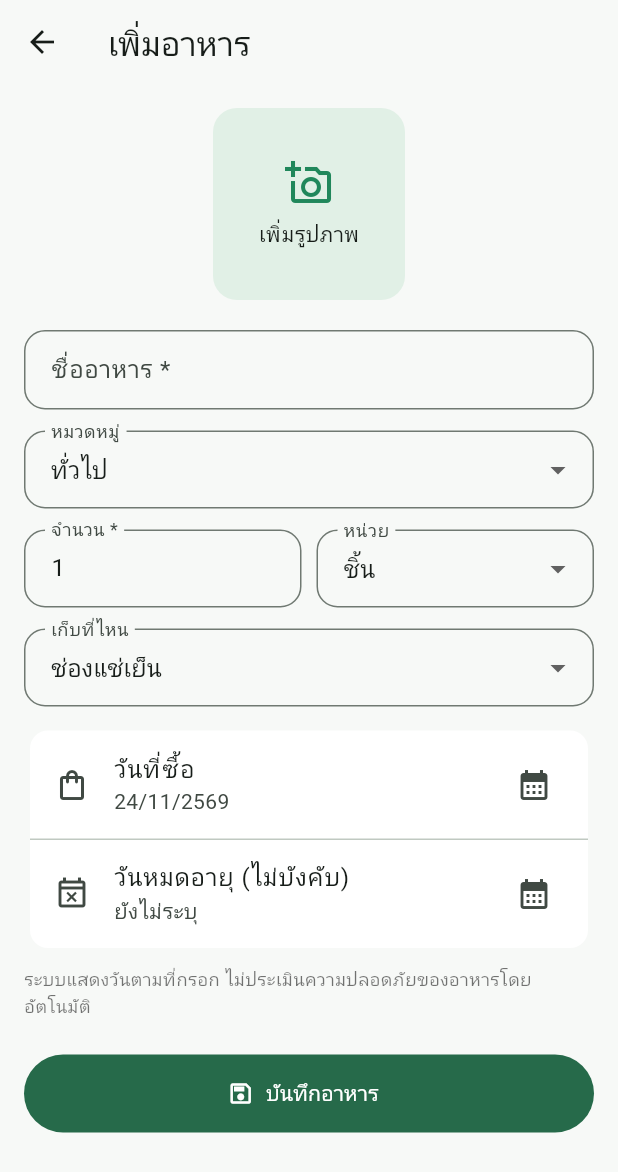
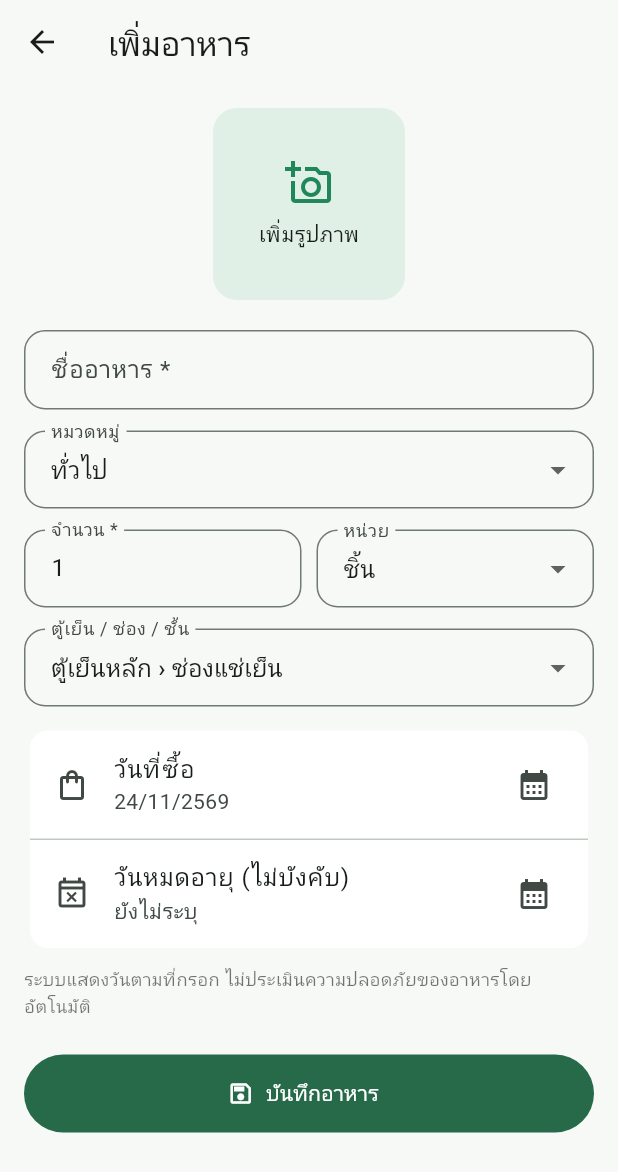
Before and after one commit to Nestsu/fridge_keeper, a Flutter app: the screen it shows after launch, after a tap on the "add" icon, on a phone screen of 412 x 824 dp. Shown: the top 1172 px of the screen. Run offline on Flutter 3.47's test engine with Material 3 defaults, Android fonts, the phone set to English and light mode, and no system bars; our stand-ins replace flutter_local_notifications, flutter_timezone, image_picker, shared_preferences, sqflite, timezone; accounts and stored records are empty.

Commit message:
feat(storage): fridge management shortcut and selectable custom location in food editor

```diff
--- a/lib/main.dart
+++ b/lib/main.dart
@@ -7,6 +7,8 @@ import 'package:path_provider/path_provider.dart';
 
 import 'data/food_database.dart';
 import 'models/food_item.dart';
+import 'models/storage_zone.dart';
+import 'screens/storage_manager_page.dart';
 import 'services/expiry_notifications.dart';
 
 void main() {
@@ -83,6 +85,12 @@ class _HomePageState extends State<HomePage> {
   Future<void> _openEditor([FoodItem? item]) async {
     final saved = await Navigator.push<bool>(context, MaterialPageRoute(builder: (_) => FoodEditor(item: item)));
     if (saved == true) await _reload();
+  }
+
+  Future<void> _openStorageManager() async {
+    await Navigator.push<void>(context, MaterialPageRoute(
+      builder: (_) => const StorageManagerPage()));
+    if (mounted) await _reload();
   }
 
   Future<void> _openNotificationSettings() async {
@@ -215,6 +223,8 @@ class _HomePageState extends State<HomePage> {
     return Scaffold(
       appBar: AppBar(title: const Row(children: [Icon(Icons.kitchen, color: seedGreen), SizedBox(width: 10), Text('Fridge Keeper')]),
         actions: [
+          IconButton(tooltip: 'จัดการตู้เย็นและชั้น', onPressed: _openStorageManager,
+            icon: const Icon(Icons.kitchen_outlined)),
           IconButton(tooltip: 'ตั้งค่าแจ้งเตือน', onPressed: _openNotificationSettings,
             icon: const Icon(Icons.notifications_outlined)),
           IconButton(tooltip: 'รีเฟรช', onPressed: _reload, icon: const Icon(Icons.refresh)),
@@ -472,6 +482,9 @@ class _FoodEditorState extends State<FoodEditor> {
   late final TextEditingController _name;
   late final TextEditingController _quantity;
   late String _category, _unit, _location;
+  String? _zoneId;
+  List<StorageZone> _zones = [];
+  List<StorageFridge> _fridges = [];
   late DateTime _purchase;
   DateTime? _expiry;
   String? _imagePath;
@@ -486,9 +499,30 @@ class _FoodEditorState extends State<FoodEditor> {
     _category = item?.category ?? categories.first;
     _unit = item?.unit ?? units.first;
     _location = item?.location ?? locations.first;
+    _zoneId = item?.zoneId;
+    _loadZones();
     _purchase = item?.purchaseDate ?? DateTime.now();
     _expiry = item?.expiryDate;
     _imagePath = item?.imagePath;
+  }
+
+  Future<void> _loadZones() async {
+    try {
+      final zones = await FoodDatabase.instance.zones();
+      final fridges = await FoodDatabase.instance.fridges();
+      if (!mounted) return;
+      setState(() {
+        _zones = zones;
+        _fridges = fridges;
+        if (_zoneId == null && widget.item == null && zones.isNotEmpty) {
+          _zoneId = zones.first.id;
+          _location = zones.first.name;
+        }
+      });
+    } catch (e) {
+      if (mounted) ScaffoldMessenger.of(context).showSnackBar(
+        SnackBar(content: Text('โหลดตำแหน่งไม่สำเร็จ: $e')));
+    }
   }
 
   @override
@@ -525,7 +559,7 @@ class _FoodEditorState extends State<FoodEditor> {
       final item = FoodItem(
         id: old?.id ?? now.microsecondsSinceEpoch.toString(), name: _name.text.trim(),
         category: _category, quantity: double.parse(_quantity.text.trim()), unit: _unit,
-        location: _location, purchaseDate: _purchase, expiryDate: _expiry, imagePath: _imagePath,
+        location: _location, zoneId: _zoneId, purchaseDate: _purchase, expiryDate: _expiry, imagePath: _imagePath,
         status: old?.status ?? 'active', createdAt: old?.createdAt ?? now, updatedAt: now,
       );
       await FoodDatabase.instance.save(item);
@@ -556,7 +590,30 @@ class _FoodEditorState extends State<FoodEditor> {
         Expanded(child: DropdownButtonFormField<String>(initialValue: _unit, decoration: const InputDecoration(labelText: 'หน่วย'), items: units.map((c) => DropdownMenuItem(value: c, child: Text(c))).toList(), onChanged: (v) => setState(() => _unit = v!))),
       ]),
       const SizedBox(height: 14),
-      DropdownButtonFormField<String>(initialValue: _location, decoration: const InputDecoration(labelText: 'เก็บที่ไหน'), items: locations.map((c) => DropdownMenuItem(value: c, child: Text(c))).toList(), onChanged: (v) => setState(() => _location = v!)),
+      DropdownButtonFormField<String>(
+        key: ValueKey('${_zoneId ?? 'none'}-${_zones.length}'),
+        initialValue: _zones.any((z) => z.id == _zoneId) ? _zoneId : null,
+        isExpanded: true,
+        decoration: const InputDecoration(labelText: 'ตู้เย็น / ช่อง / ชั้น'),
+        hint: Text(_zones.isEmpty ? 'ยังไม่มีตำแหน่ง' : 'ไม่ระบุตำแหน่ง'),
+        items: [
+          const DropdownMenuItem<String>(
+            value: '', child: Text('ไม่ระบุตำแหน่ง')),
+          ..._zones.map((zone) => DropdownMenuItem(
+            value: zone.id,
+            child: Text(storageLabel(zone, _fridges),
+              maxLines: 1, overflow: TextOverflow.ellipsis),
+          )),
+        ],
+        onChanged: (value) => setState(() {
+          _zoneId = value == '' ? null : value;
+          if (_zoneId == null) {
+            _location = 'ไม่ระบุ';
+          } else {
+            _location = _zones.firstWhere((z) => z.id == _zoneId).name;
+          }
+        }),
+      ),
       const SizedBox(height: 12),
       Card(elevation: 0, color: Colors.white, child: Column(children: [
         ListTile(leading: const Icon(Icons.shopping_bag_outlined), title: const Text('วันที่ซื้อ'), subtitle: Text(formatDate(_purchase)), trailing: const Icon(Icons.calendar_month), onTap: () => _pickDate(expiry: false)),
```
